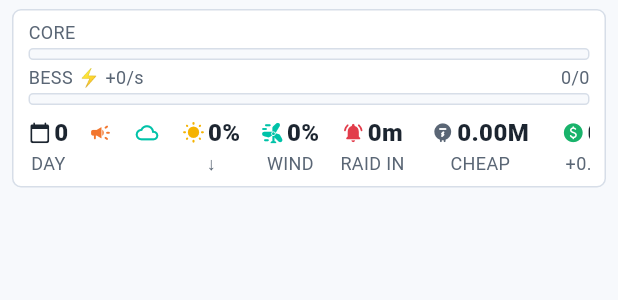
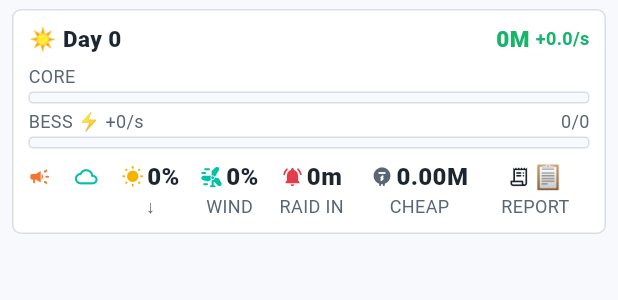
Before and after one commit to Sdeger7/grid-guard, a Flutter app: the _TopBar widget shown alone on an empty page, opened directly with empty values, on a phone screen of 412 x 824 dp. Shown: the top 300 px of the screen. Run offline on Flutter 3.47's test engine with Material 3 defaults, Android fonts, the phone set to English and light mode, and no system bars; our stand-ins replace flutter_riverpod, shared_preferences; missing offline and left inert: flame, flame_audio; accounts and stored records are empty; network calls fail.

Commit message:
Give the HUD a headline instead of a wall of numbers
The status bar was twelve identically-sized stats in a scrolling strip,
which made the two things a player checks constantly - where they are in
the day and whether the site is solvent - exactly as prominent as the wind
percentage. Nothing read at a glance.

There is now a headline row: the day and whether it is night, the site's
location, the balance and the live rate in the colour of its direction.
The strip beneath it keeps the detail, minus the three things the headline
now says, and the money detail moved behind an explicit report button.

Co-Authored-By: Claude Opus 5 <noreply@anthropic.com>

```diff
--- a/lib/ui/widgets/hud.dart
+++ b/lib/ui/widgets/hud.dart
@@ -110,14 +110,6 @@ class _TopBar extends StatelessWidget {
     final netLabel = '${net >= 0 ? '+' : ''}${net.toStringAsFixed(0)}/s';
     // Bars stay pinned; the stat strip scrolls so a narrow phone never clips it.
     final stats = <Widget>[
-      // Day number first: it is the run's real progress marker, and the
-      // forecast beside it tells the player what today's grid will be like.
-      _Stat(
-        icon: Icons.calendar_today_rounded,
-        color: GGColors.ink,
-        label: '${state.dayNumber}',
-        caption: state.isNight ? 'NIGHT' : 'DAY',
-      ),
       if (state.eventEmoji != '·')
         _Stat(
           icon: Icons.campaign_rounded,
@@ -188,15 +180,13 @@ class _TopBar extends StatelessWidget {
                 : GridMarket.bandFor(state.gridPrice),
         onTap: () => showGridSheet(context, game),
       ),
+      // The report is where the money detail lives now that the headline
+      // carries the balance itself.
       _Stat(
-        icon: Icons.paid_rounded,
-        color: state.netMoneyRate >= 0 ? GGColors.good : GGColors.danger,
-        label: '${state.money}M',
-        // The balance is a whole number that only moves every few seconds when
-        // the site is near break-even, so the rate is what the player actually
-        // needs to read: is this site solvent or bleeding?
-        caption: '${state.netMoneyRate >= 0 ? '+' : ''}'
-            '${state.netMoneyRate.toStringAsFixed(1)}/s',
+        icon: Icons.receipt_long_rounded,
+        color: GGColors.ink,
+        label: '📋',
+        caption: 'REPORT',
         onTap: () => showReportSheet(context, game),
       ),
       _Stat(
@@ -248,10 +238,46 @@ class _TopBar extends StatelessWidget {
     return Padding(
       padding: const EdgeInsets.fromLTRB(8, 6, 8, 0),
       child: GGPanel(
-        padding: const EdgeInsets.symmetric(horizontal: 10, vertical: 6),
+        padding: const EdgeInsets.symmetric(horizontal: 10, vertical: 8),
         child: Column(
           mainAxisSize: MainAxisSize.min,
           children: [
+            // The headline: where you are, what the money is doing, and how
+            // long until the next thing that matters. Everything else is
+            // detail and lives in the scrolling strip below.
+            Row(
+              children: [
+                Text(
+                    state.isNight
+                        ? '🌙 Night ${state.dayNumber}'
+                        : '☀️ Day ${state.dayNumber}',
+                    style: GGText.body.copyWith(
+                        fontWeight: FontWeight.w900, fontSize: 15)),
+                const SizedBox(width: 8),
+                Text('${state.zoneEmoji} ${state.zoneName}',
+                    style: GGText.soft),
+                const Spacer(),
+                Text('${state.money}M',
+                    style: GGText.body.copyWith(
+                      fontWeight: FontWeight.w900,
+                      fontSize: 15,
+                      color: state.netMoneyRate >= 0
+                          ? GGColors.good
+                          : GGColors.danger,
+                    )),
+                const SizedBox(width: 4),
+                Text(
+                    '${state.netMoneyRate >= 0 ? '+' : ''}'
+                    '${state.netMoneyRate.toStringAsFixed(1)}/s',
+                    style: GGText.soft.copyWith(
+                      fontWeight: FontWeight.w700,
+                      color: state.netMoneyRate >= 0
+                          ? GGColors.good
+                          : GGColors.danger,
+                    )),
+              ],
+            ),
+            const SizedBox(height: 6),
             _MiniBar(
               label: 'CORE',
               fraction: state.integrityFraction,
```
